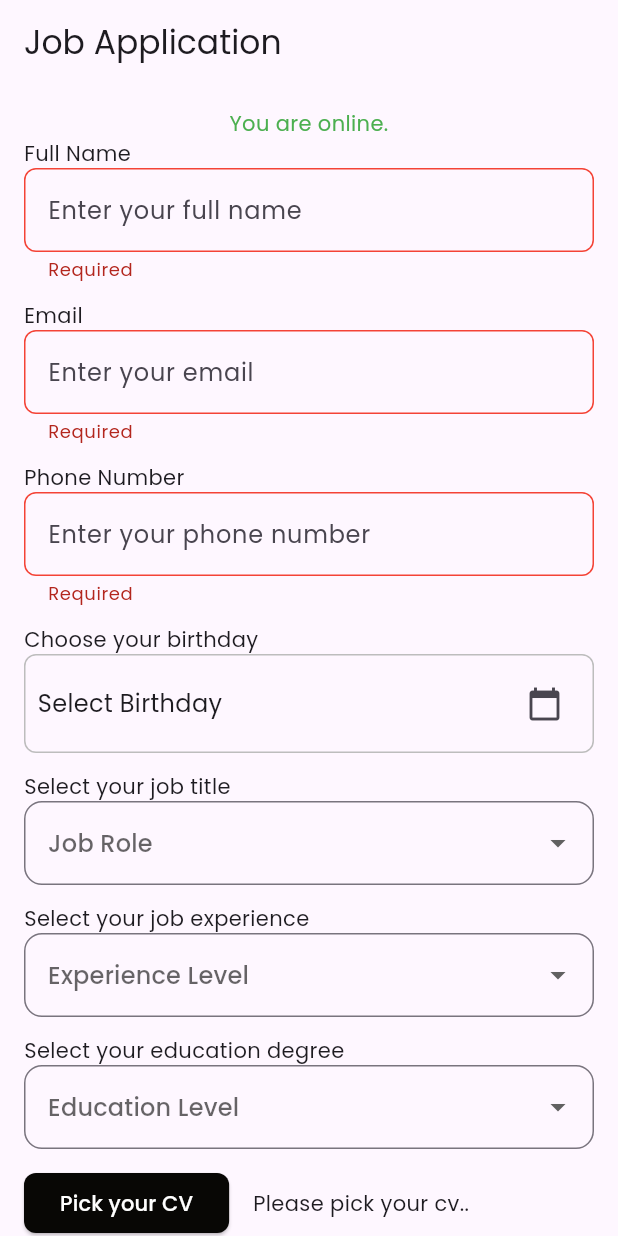
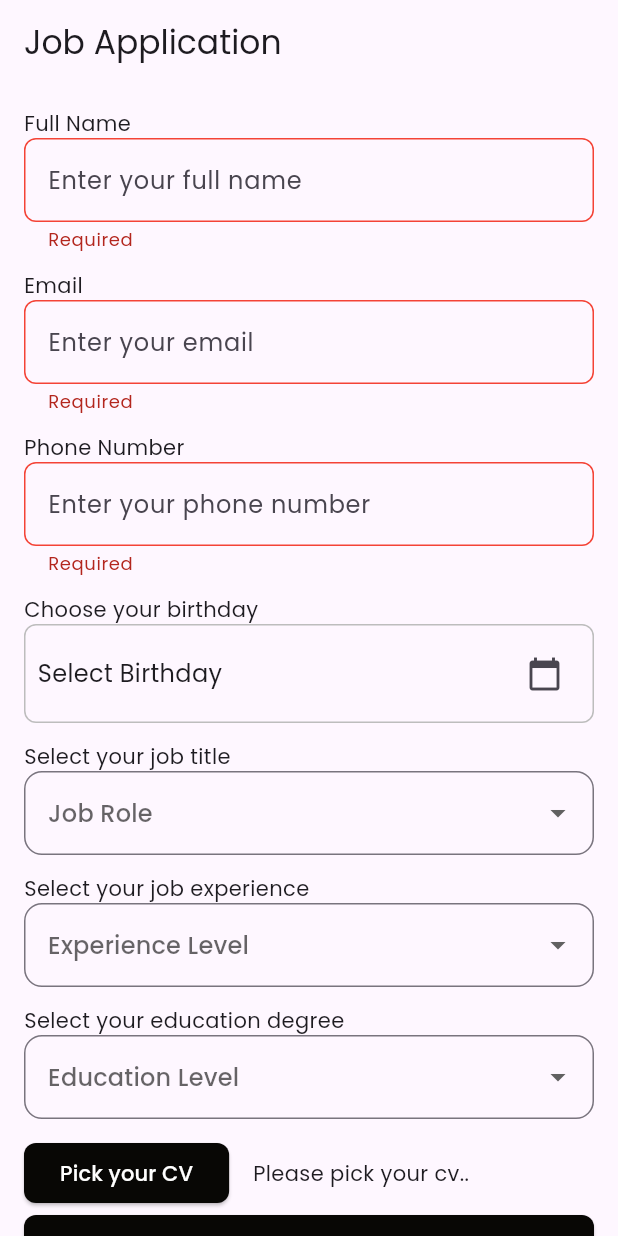
Before and after one commit to Icarus-conf/rasid_testt, a Flutter app: the HomeViewBody screen opened directly, after a tap on "Submit", on a phone screen of 412 x 824 dp. Run offline on Flutter 3.47's test engine with Material 3 defaults, Android fonts, the phone set to English and light mode, and no system bars; our stand-ins replace cloud_firestore, connectivity_plus, file_picker, firebase_core, firebase_storage, gap and 3 more; missing offline and left inert: mobile_scanner; accounts and stored records are empty.

```diff
--- a/lib/Config/routes/routes_config.dart
+++ b/lib/Config/routes/routes_config.dart
@@ -1,6 +1,5 @@
 import 'package:flutter/material.dart';
 import 'package:rasid_test/Features/Home/presentation/views/home_view.dart';
-import 'package:rasid_test/Features/Home/presentation/views/widgets/finish_task_view.dart';
 import 'package:rasid_test/Features/Qr_scanner/views/qr_scanner_view.dart';
 import 'package:rasid_test/Features/Qr_scanner/views/widgets/scanner_view.dart';
 
@@ -29,11 +28,6 @@ class AppRoutes {
           builder: (context) => const HomeView(),
         );
 
-      case RoutesName.finishTaskView:
-        return MaterialPageRoute(
-          builder: (context) => const FinishTaskView(),
-        );
-
       default:
         return MaterialPageRoute(
           builder: (context) => unDefineRoute(),
--- a/lib/Features/Home/presentation/views/widgets/home_view_body.dart
+++ b/lib/Features/Home/presentation/views/widgets/home_view_body.dart
@@ -1,3 +1,4 @@
+import 'dart:async';
 import 'dart:developer';
 import 'dart:io';
 import 'package:cloud_firestore/cloud_firestore.dart';
@@ -29,35 +30,41 @@ class _HomeViewBodyState extends State<HomeViewBody> {
   bool offlineMode = false;
   String connectivityMessage = '';
   String? cvFilePath;
+  final Connectivity _connectivity = Connectivity();
+  late StreamSubscription _streamSubscription;
 
   @override
   void initState() {
     super.initState();
-    _checkConnectivity();
+    _checkInitialConnectivity();
 
-    Connectivity().onConnectivityChanged.listen((connectivityResult) {
-      _handleConnectivityChange(connectivityResult);
+    _streamSubscription = _connectivity.onConnectivityChanged.listen((result) {
+      _handleConnectivityChange(result);
     });
   }
 
-  Future<void> _checkConnectivity() async {
-    List<ConnectivityResult> connectivityResults =
-        await Connectivity().checkConnectivity();
-    await _handleConnectivityChange(connectivityResults);
+  @override
+  void dispose() {
+    _streamSubscription.cancel();
+    super.dispose();
   }
 
-  _handleConnectivityChange(List<ConnectivityResult> connectivityResults) {
+  Future<void> _checkInitialConnectivity() async {
+    List<ConnectivityResult> connectivityResults =
+        await _connectivity.checkConnectivity();
+    _handleConnectivityChange(connectivityResults);
+  }
+
+  void _handleConnectivityChange(List<ConnectivityResult> connectivityResults) {
     setState(() {
       offlineMode = connectivityResults.contains(ConnectivityResult.none);
-      connectivityMessage =
-          offlineMode ? "You are offline." : "You are online.";
     });
 
     if (!offlineMode) {
       if (connectivityResults.contains(ConnectivityResult.mobile)) {
         log("Mobile network available.");
       } else if (connectivityResults.contains(ConnectivityResult.wifi)) {
-        log("Wi-fi is available.");
+        log("Wi-Fi is available.");
       }
 
       _submitStoredData();
@@ -121,14 +128,6 @@ class _HomeViewBodyState extends State<HomeViewBody> {
         child: ListView(
           padding: const EdgeInsets.all(16),
           children: [
-            if (connectivityMessage.isNotEmpty)
-              Text(
-                textAlign: TextAlign.center,
-                connectivityMessage,
-                style: TextStyle(
-                  color: offlineMode ? Colors.red : Colors.green,
-                ),
-              ),
             const Text("Full Name"),
             CustomTextField(
               controller: nameController,
--- a/lib/Features/Qr_scanner/views/qr_scanner_view.dart
+++ b/lib/Features/Qr_scanner/views/qr_scanner_view.dart
@@ -1,6 +1,6 @@
 import 'dart:developer';
 import 'package:flutter/material.dart';
-import 'package:flutter_svg/flutter_svg.dart';
+
 import 'package:gap/gap.dart';
 import 'package:rasid_test/Config/routes/routes_config.dart';
 
@@ -71,8 +71,8 @@ class _QrScannerViewState extends State<QrScannerView> {
                     },
                     child: Padding(
                       padding: const EdgeInsets.all(8.0),
-                      child: SvgPicture.asset(
-                        "assets/svg/scanner_ic.svg",
+                      child: Image.asset(
+                        "assets/icons/scanner.png",
                         width: 100,
                         color: Colors.white,
                       ),
--- a/pubspec.yaml
+++ b/pubspec.yaml
@@ -41,11 +41,11 @@ dependencies:
   hive_flutter: ^1.1.0
   google_fonts: ^6.2.1
   mobile_scanner: ^5.2.3
-  flutter_svg: ^2.0.10+1
+  # flutter_svg: ^2.0.10+1
   gap: ^3.0.1
   firebase_storage: ^12.3.1
   file_picker: ^8.1.2
-  lottie: ^3.1.2
+  # lottie: ^3.1.2
 
 dev_dependencies:
   flutter_test:
```
Also changed, not shown: lib/Features/Home/presentation/views/widgets/finish_task_view.dart (deleted, +0 -47 lines), assets/icons/scanner.png (added), pubspec.lock, 23 other files.
